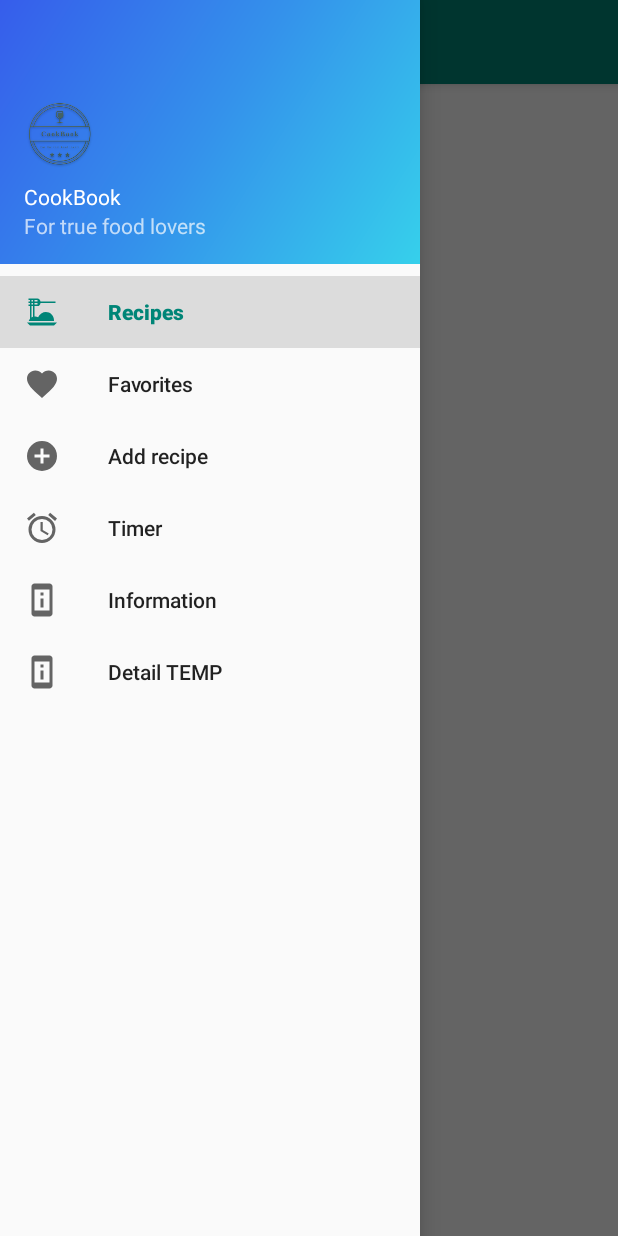
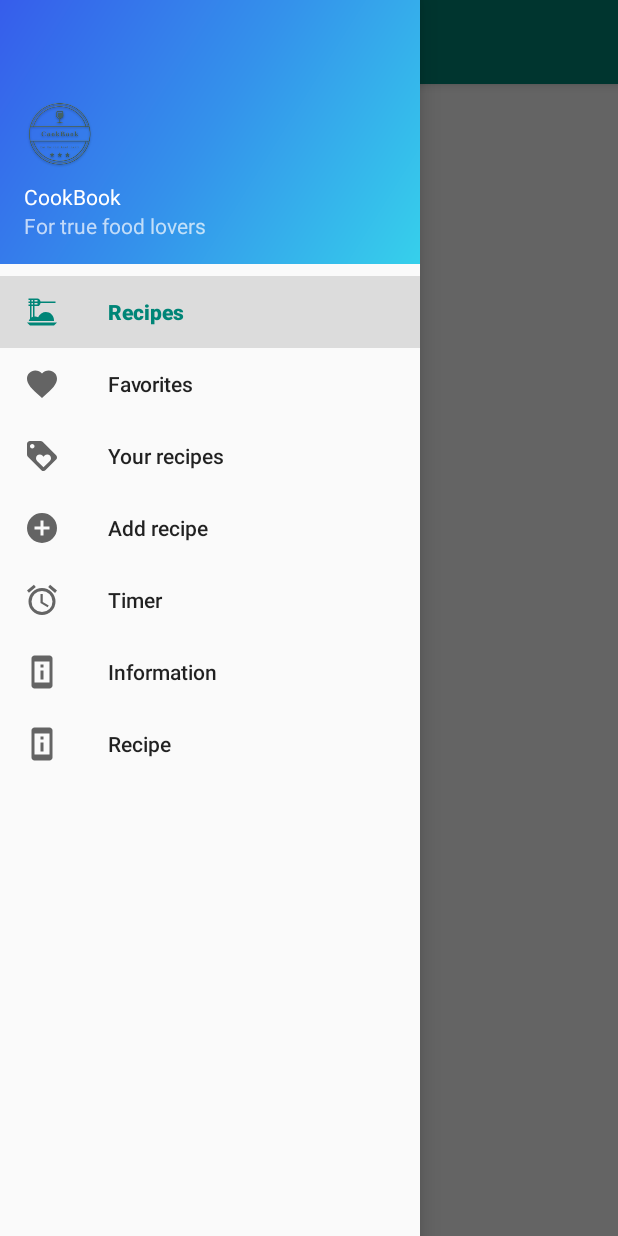
Before and after one commit to stijnhhh/cookbook, an Android app: the screen it shows after launch (MainActivity), with the side drawer open, on a phone screen of 412 x 824 dp. Run offline under Robolectric (Android 15) with nearby library versions, the phone set to English and light mode, and no system bars; our stand-ins replace navigation-ui.

```diff
--- a/app/src/main/java/be/thomasmore/cookbook/MainActivity.java
+++ b/app/src/main/java/be/thomasmore/cookbook/MainActivity.java
@@ -37,7 +37,7 @@ public class MainActivity extends AppCompatActivity {
         // menu should be considered as top level destinations.
         mAppBarConfiguration = new AppBarConfiguration.Builder(
                 R.id.nav_recipe, R.id.nav_favorite, R.id.nav_addRecipe,
-                R.id.nav_timer, R.id.nav_info, R.id.nav_detail_custom)
+                R.id.nav_timer, R.id.nav_info, R.id.nav_detail_custom, R.id.nav_your_recipes)
                 .setDrawerLayout(drawer)
                 .build();
         NavController navController = Navigation.findNavController(this, R.id.nav_host_fragment);
--- /dev/null
+++ b/app/src/main/res/drawable/ic_loyalty_black_24dp.xml
@@ -0,0 +1,9 @@
+<vector xmlns:android="http://schemas.android.com/apk/res/android"
+        android:width="24dp"
+        android:height="24dp"
+        android:viewportWidth="24.0"
+        android:viewportHeight="24.0">
+    <path
+        android:fillColor="#FF000000"
+        android:pathData="M21.41,11.58l-9,-9C12.05,2.22 11.55,2 11,2L4,2c-1.1,0 -2,0.9 -2,2v7c0,0.55 0.22,1.05 0.59,1.42l9,9c0.36,0.36 0.86,0.58 1.41,0.58 0.55,0 1.05,-0.22 1.41,-0.59l7,-7c0.37,-0.36 0.59,-0.86 0.59,-1.41 0,-0.55 -0.23,-1.06 -0.59,-1.42zM5.5,7C4.67,7 4,6.33 4,5.5S4.67,4 5.5,4 7,4.67 7,5.5 6.33,7 5.5,7zM17.27,15.27L13,19.54l-4.27,-4.27C8.28,14.81 8,14.19 8,13.5c0,-1.38 1.12,-2.5 2.5,-2.5 0.69,0 1.32,0.28 1.77,0.74l0.73,0.72 0.73,-0.73c0.45,-0.45 1.08,-0.73 1.77,-0.73 1.38,0 2.5,1.12 2.5,2.5 0,0.69 -0.28,1.32 -0.73,1.77z"/>
+</vector>
--- a/app/src/main/res/layout/detail_custom_recipe_fragment.xml
+++ b/app/src/main/res/layout/detail_custom_recipe_fragment.xml
@@ -41,11 +41,6 @@
                 android:layout_height="wrap_content"
                 android:textSize="32px"
                 android:textColor="#000"/>
-            <Button
-                android:layout_width="wrap_content"
-                android:layout_height="wrap_content"
-                android:id="@+id/favBtn"
-                android:text="fav"/>
 
         </LinearLayout>
     </ScrollView>
--- a/app/src/main/res/menu/activity_main_drawer.xml
+++ b/app/src/main/res/menu/activity_main_drawer.xml
@@ -12,6 +12,12 @@
             android:id="@+id/nav_favorite"
             android:icon="@drawable/heart"
             android:title="@string/menu_favorite" />
+
+        <item
+            android:id="@+id/nav_your_recipes"
+            android:icon="@drawable/ic_loyalty_black_24dp"
+            android:title="Your recipes" />
+
         <item
             android:id="@+id/nav_addRecipe"
             android:icon="@drawable/plus_circle"
@@ -28,7 +34,9 @@
         <item
             android:id="@+id/nav_detail_custom"
             android:icon="@drawable/cellphone_information"
-            android:title="Detail TEMP" />
+            android:title="Recipe" />
+
+
     </group>
 
 </menu>
--- a/app/src/main/res/navigation/mobile_navigation.xml
+++ b/app/src/main/res/navigation/mobile_navigation.xml
@@ -16,7 +16,11 @@
         android:name="be.thomasmore.cookbook.ui.favorite.FavoriteFragment"
         android:label="@string/menu_favorite"
         tools:layout="@layout/fragment_favorite" />
-
+    <fragment
+        android:id="@+id/nav_your_recipes"
+        android:name="be.thomasmore.cookbook.ui.yourRecipes.YourRecipes"
+        android:label="Your recipes"
+        tools:layout="@layout/your_recipes_fragment" />
     <fragment
         android:id="@+id/nav_addRecipe"
         android:name="be.thomasmore.cookbook.ui.addRecipe.addRecipeFragment"
```
Also changed, not shown: app/src/main/java/be/thomasmore/cookbook/ui/detail/DetailCustomRecipe.java (+6 -33 lines), app/src/main/java/be/thomasmore/cookbook/ui/yourRecipes/YourRecipes.java (added, +89 -0 lines), app/src/main/java/be/thomasmore/cookbook/ui/yourRecipes/YourRecipesViewModel.java (added, +7 -0 lines), app/src/main/res/layout/your_recipes_fragment.xml (added, +37 -0 lines).
